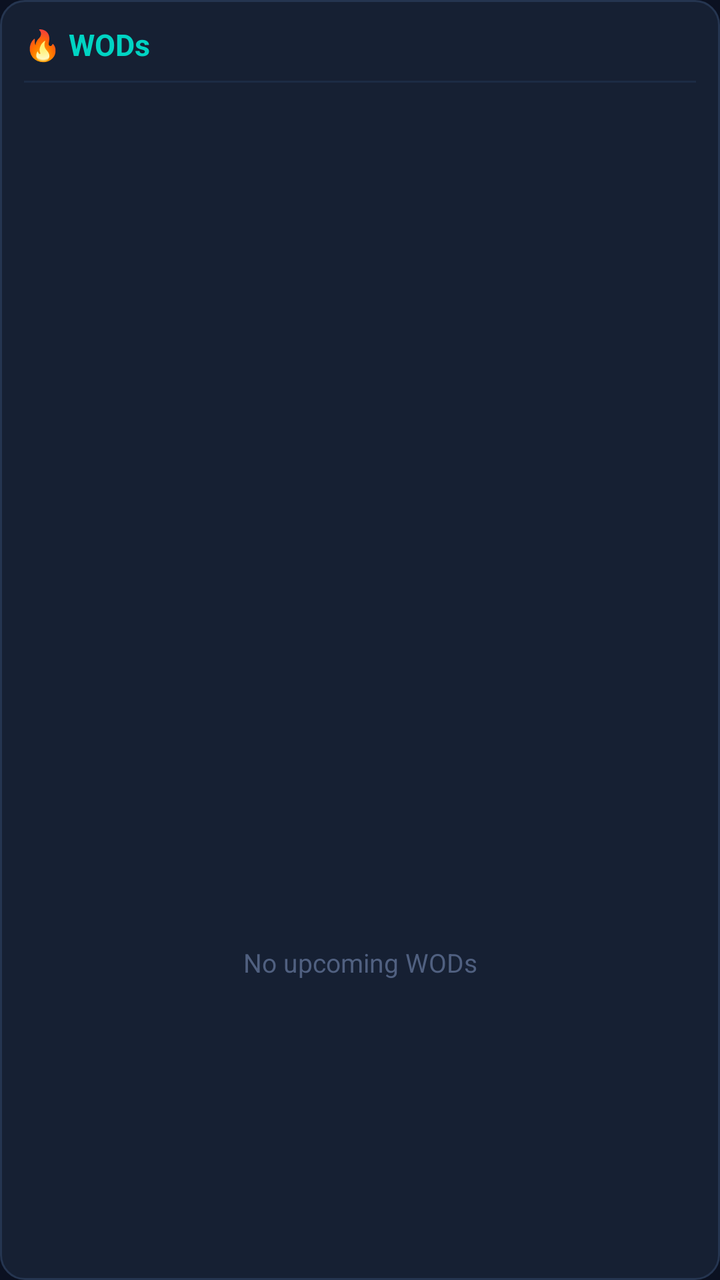
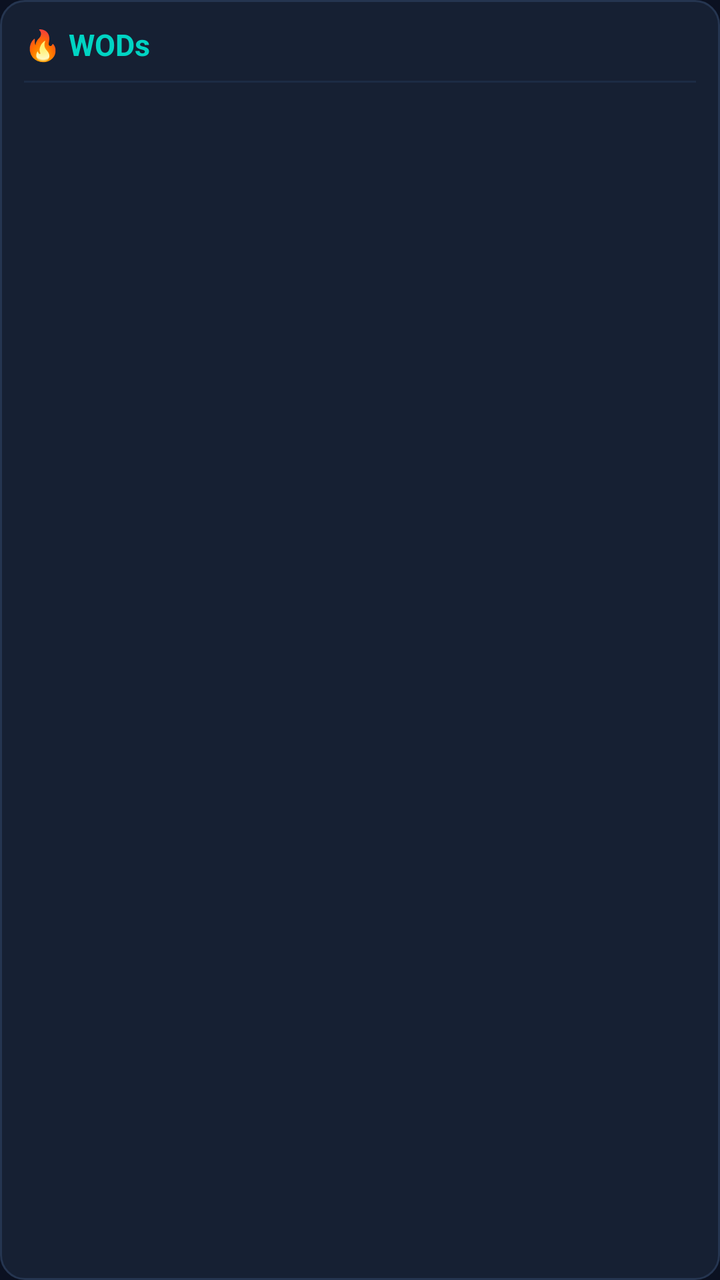

Two renders of the same Android screen: before a commit and after it. Below are the layout's source before the change and the commit's diff.
<!-- AndroidManifest.xml: application theme AppTheme -->
<!-- res/layout/wod_widget.xml -->
<LinearLayout xmlns:android="http://schemas.android.com/apk/res/android"
    android:id="@+id/widget_root"
    android:layout_width="match_parent"
    android:layout_height="match_parent"
    android:orientation="vertical"
    android:background="@drawable/widget_bg"
    android:padding="12dp">

    
    <LinearLayout
        android:layout_width="match_parent"
        android:layout_height="wrap_content"
        android:orientation="horizontal"
        android:gravity="center_vertical"
        android:paddingBottom="8dp">

        <TextView
            android:layout_width="wrap_content"
            android:layout_height="wrap_content"
            android:text="🔥 WODs"
            android:textColor="#00D4C3"
            android:textSize="15sp"
            android:textStyle="bold" />

        <View
            android:layout_width="0dp"
            android:layout_height="0dp"
            android:layout_weight="1" />

        <TextView
            android:id="@+id/widget_last_updated"
            android:layout_width="wrap_content"
            android:layout_height="wrap_content"
            android:text=""
            android:textColor="#506080"
            android:textSize="10sp" />
    </LinearLayout>

    
    <View
        android:layout_width="match_parent"
        android:layout_height="1dp"
        android:background="#1C2B44" />

    
    <ListView
        android:id="@android:id/list"
        android:layout_width="match_parent"
        android:layout_height="0dp"
        android:layout_weight="1"
        android:divider="#1C2B44"
        android:dividerHeight="1dp"
        android:paddingTop="4dp"
        android:paddingBottom="4dp"
        android:listSelector="@android:color/transparent"
        android:cacheColorHint="#00000000" />

    
    <TextView
        android:id="@android:id/empty"
        android:layout_width="match_parent"
        android:layout_height="0dp"
        android:layout_weight="1"
        android:text="No upcoming WODs"
        android:textColor="#506080"
        android:textSize="13sp"
        android:gravity="center"
        android:padding="16dp" />

</LinearLayout>
<!-- resources referenced by this layout -->
<resources>
  <!-- drawable widget_bg (drawable) -->
  <shape xmlns:android="http://schemas.android.com/apk/res/android"
      android:shape="rectangle">
      <solid android:color="#162033" />
      <corners android:radius="12dp" />
      <stroke android:width="1dp" android:color="#253550" />
  </shape>
  <style name="AppTheme" parent="@android:style/Theme.DeviceDefault.Light.NoActionBar">
          <item name="android:windowBackground">@color/background</item>
          <item name="android:statusBarColor">@color/background</item>
          <item name="android:navigationBarColor">@color/background</item>
          <item name="android:textColorPrimary">@color/text_primary</item>
          <item name="android:textColorSecondary">@color/text_secondary</item>
      </style>
  <color name="background">#FF0B1121</color>
  <color name="text_primary">#FFECF1F8</color>
  <color name="text_secondary">#FF8B9EC0</color>
</resources>

<!-- the commit's change to res/layout/wod_widget.xml (unified diff, before → after) -->
@@ -40,31 +40,29 @@
     <View
         android:layout_width="match_parent"
         android:layout_height="1dp"
-        android:background="#1C2B44" />
+        android:background="#FF1C2B44" />
 
     
     <ListView
-        android:id="@android:id/list"
+        android:id="@+id/wod_list"
         android:layout_width="match_parent"
         android:layout_height="0dp"
         android:layout_weight="1"
-        android:divider="#1C2B44"
+        android:divider="#FF1C2B44"
         android:dividerHeight="1dp"
         android:paddingTop="4dp"
-        android:paddingBottom="4dp"
-        android:listSelector="@android:color/transparent"
-        android:cacheColorHint="#00000000" />
+        android:paddingBottom="4dp" />
 
     
     <TextView
-        android:id="@android:id/empty"
+        android:id="@+id/wod_empty"
         android:layout_width="match_parent"
-        android:layout_height="0dp"
-        android:layout_weight="1"
+        android:layout_height="wrap_content"
         android:text="No upcoming WODs"
         android:textColor="#506080"
         android:textSize="13sp"
         android:gravity="center"
-        android:padding="16dp" />
+        android:padding="16dp"
+        android:visibility="gone" />
 
 </LinearLayout>
